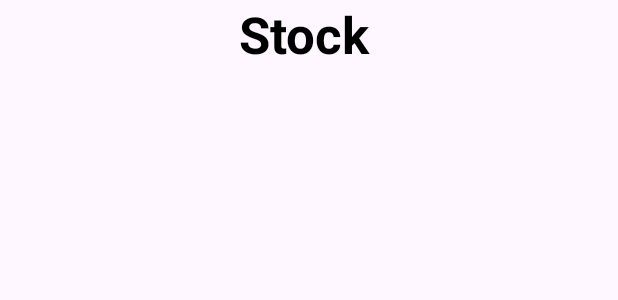
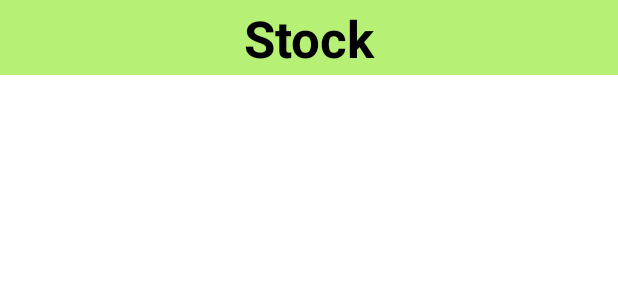
Before and after one commit to Necroo1/parcial1-am-acn4av-saracho, an Android app: the layout activity_main.xml on its own in the app's theme, with its tools: preview values and no code run, on a phone screen of 412 x 824 dp. Shown: the top 300 px of the screen. Run offline under Robolectric (Android 15) with nearby library versions, the phone set to English and light mode, and no system bars.

Commit message:
refactor:Refactor title bar layout to use nested ConstraintLayout

```diff
--- a/app/src/main/res/layout/activity_main.xml
+++ b/app/src/main/res/layout/activity_main.xml
@@ -5,18 +5,31 @@
     android:id="@+id/main"
     android:layout_width="match_parent"
     android:layout_height="match_parent"
+    android:background="@color/white"
     tools:context=".MainActivity">
+
+    <androidx.constraintlayout.widget.ConstraintLayout
+        android:id="@+id/title_bar"
+        android:layout_width="0dp"
+        android:layout_height="50dp"
+        android:background="@color/primary_green"
+        app:layout_constraintTop_toTopOf="parent"
+        app:layout_constraintStart_toStartOf="parent"
+        app:layout_constraintEnd_toEndOf="parent">
 
         <TextView
             android:id="@+id/stock_title"
-        android:layout_width="93dp"
-        android:layout_height="42dp"
+            android:layout_width="wrap_content"
+            android:layout_height="wrap_content"
             android:text="@string/stock"
             android:textColor="@color/black"
             android:textSize="34sp"
             android:textStyle="bold"
+            app:layout_constraintTop_toTopOf="parent"
+            app:layout_constraintStart_toStartOf="parent"
             app:layout_constraintEnd_toEndOf="parent"
-        app:layout_constraintStart_toStartOf="parent"
-        app:layout_constraintTop_toTopOf="parent" />
+            app:layout_constraintBottom_toBottomOf="parent" />
 
     </androidx.constraintlayout.widget.ConstraintLayout>
+
+</androidx.constraintlayout.widget.ConstraintLayout>
```
Lines whose indentation alone changed are shown as unchanged.
